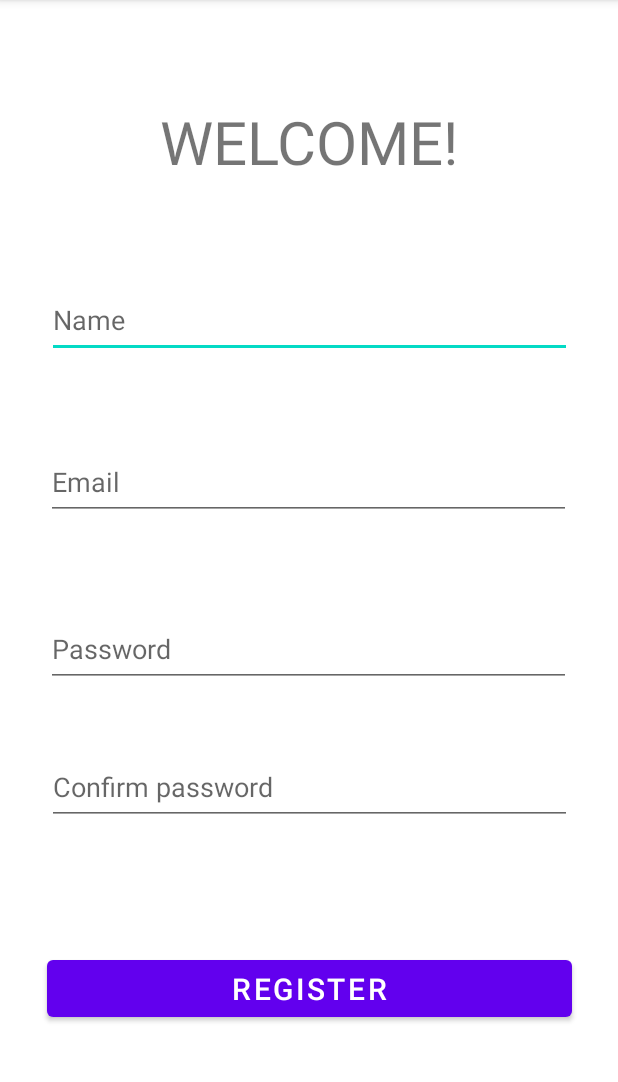
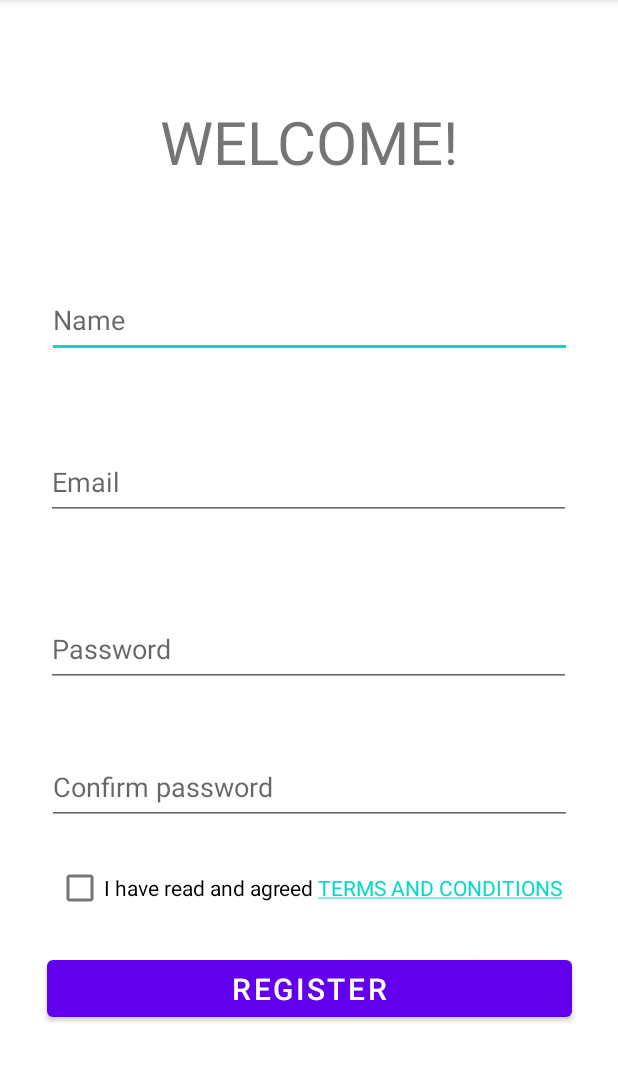
Before and after one commit to KoplanyiDavid/QRTrainerTruck, an Android app: the RegisterFormActivity screen opened directly, with no data from a screen before it, on a phone screen of 412 x 824 dp, the part 84-1166 px from its top. Run offline under Robolectric (Android 15) with nearby library versions, the phone set to English and light mode, and no system bars; our stand-ins replace Firebase (no records; nobody signed in at launch, a user with empty details on screens opened directly).

Commit message:
terms and conditions hyperlink

```diff
--- a/app/src/main/java/com/vicegym/qrtrainertruck/authentication/RegisterFormActivity.kt
+++ b/app/src/main/java/com/vicegym/qrtrainertruck/authentication/RegisterFormActivity.kt
@@ -1,13 +1,14 @@
 package com.vicegym.qrtrainertruck.authentication
 
 import android.os.Bundle
+import android.text.method.LinkMovementMethod
 import android.util.Log
 import android.widget.Toast
 import com.vicegym.qrtrainertruck.BaseActivity
 import com.vicegym.qrtrainertruck.databinding.ActivityRegisterFormBinding
 
 class RegisterFormActivity : BaseActivity() {
-    private val TAG = "GoogleActivity"
+    private val TAG = "UserRegistration"
 
     private lateinit var binding: ActivityRegisterFormBinding
 
@@ -17,6 +18,7 @@ class RegisterFormActivity : BaseActivity() {
         setContentView(binding.root)
 
         binding.btnRegister.setOnClickListener { registerWithEmailAndPassword() }
+        setupHyperlink()
     }
 
     private fun registerWithEmailAndPassword() {
@@ -31,6 +33,7 @@ class RegisterFormActivity : BaseActivity() {
                         // Sign in success, update UI with the signed-in user's information
                         Log.d(TAG, "createUserWithEmail:success")
                         user = auth.currentUser
+                        Toast.makeText(baseContext, "Registration successful", Toast.LENGTH_SHORT).show()
                         //updateUI(user)
                     } else {
                         // If sign in fails, display a message to the user.
@@ -44,4 +47,9 @@ class RegisterFormActivity : BaseActivity() {
                 }
         }
     }
+
+    private fun setupHyperlink() {
+        val linkTextView = binding.cbTermsAndConditions
+        linkTextView.movementMethod = LinkMovementMethod.getInstance()
+    }
 }
--- a/app/src/main/res/layout/activity_register_form.xml
+++ b/app/src/main/res/layout/activity_register_form.xml
@@ -67,6 +67,16 @@
         app:layout_constraintTop_toTopOf="parent"
         app:layout_constraintVertical_bias="0.696" />
 
+    <CheckBox
+        android:id="@+id/cbTermsAndConditions"
+        android:layout_width="wrap_content"
+        android:layout_height="wrap_content"
+        android:text="@string/terms_and_conditions"
+        app:layout_constraintBottom_toTopOf="@id/btnRegister"
+        app:layout_constraintEnd_toEndOf="parent"
+        app:layout_constraintStart_toStartOf="parent"
+        app:layout_constraintTop_toBottomOf="@id/etConfirmPassword" />
+
     <Button
         android:id="@+id/btnRegister"
         android:layout_width="350dp"
--- a/app/src/main/res/values/strings.xml
+++ b/app/src/main/res/values/strings.xml
@@ -1,3 +1,4 @@
 <resources>
     <string name="app_name">QRTrainerTruck</string>
+    <string name="terms_and_conditions">I have read and agreed <a href="https://docs.google.com/document/d/1jmm1wLmqKIgFZMPiUWM2nMmfHlh4yq1HrLc_-bT-EAo/edit?usp=sharing">TERMS AND CONDITIONS</a></string>
 </resources>
```
Also changed, not shown: app/src/main/java/com/vicegym/qrtrainertruck/BaseActivity.kt (+6 -3 lines).
